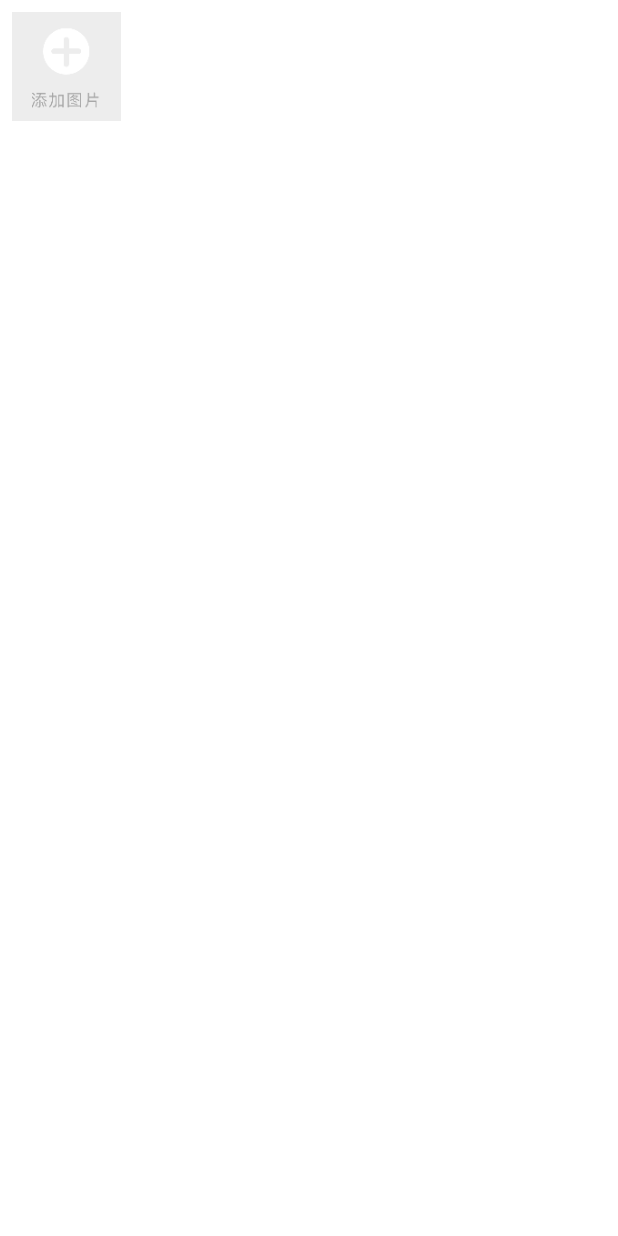
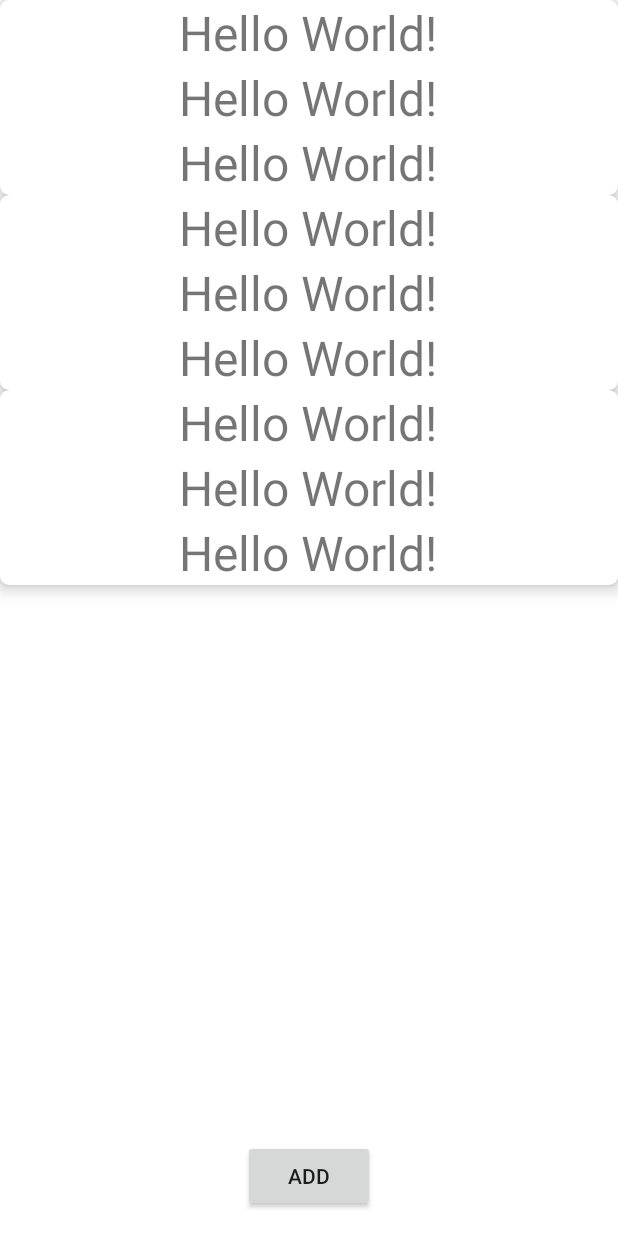
Before and after one commit to wxw-9527/MvpArms, an Android app: the layout activity_main.xml on its own in the app's theme, with its tools: preview values and no code run, on a phone screen of 412 x 824 dp. Run offline under Robolectric (Android 15) with nearby library versions, the light colour scheme and no system bars.

Commit message:
1.5.0 feature-列表适配器框架降级至稳定版

```diff
--- a/app/build.gradle
+++ b/app/build.gradle
@@ -12,8 +12,8 @@ android {
         applicationId "com.rouxinpai.demo"
         minSdk 21
         targetSdk 33
-        versionCode 149
-        versionName "1.4.9"
+        versionCode 150
+        versionName "1.5.0"
         testInstrumentationRunner "androidx.test.runner.AndroidJUnitRunner"
     }
     buildTypes {
--- a/app/src/main/res/layout/activity_main.xml
+++ b/app/src/main/res/layout/activity_main.xml
@@ -7,14 +7,19 @@
     android:orientation="vertical"
     tools:context=".main.MainActivity">
 
-    <com.rouxinpai.arms.extension.NineGridView
-        android:id="@+id/nine_grid_view"
+    <androidx.recyclerview.widget.RecyclerView
+        android:id="@+id/rv_items"
         android:layout_width="match_parent"
+        android:layout_height="match_parent"
+        app:layoutManager="androidx.recyclerview.widget.LinearLayoutManager"
+        tools:listitem="@layout/main_recycle_item" />
+
+    <androidx.appcompat.widget.AppCompatButton
+        android:id="@+id/btn_add"
+        android:layout_width="wrap_content"
         android:layout_height="wrap_content"
-        android:layout_margin="8dp"
-        android:horizontalSpacing="8dp"
-        android:numColumns="5"
-        android:verticalSpacing="8dp"
-        app:ngv_editable="true"
-        app:ngv_maxItemCount="5" />
+        android:layout_alignParentBottom="true"
+        android:layout_centerHorizontal="true"
+        android:layout_marginBottom="16dp"
+        android:text="Add" />
 </RelativeLayout>
--- a/app/src/main/res/layout/main_recycle_item.xml
+++ b/app/src/main/res/layout/main_recycle_item.xml
@@ -2,14 +2,37 @@
 <com.google.android.material.card.MaterialCardView xmlns:android="http://schemas.android.com/apk/res/android"
     xmlns:app="http://schemas.android.com/apk/res-auto"
     android:layout_width="match_parent"
-    android:layout_height="120dp"
+    android:layout_height="wrap_content"
     app:cardCornerRadius="6dp"
     app:cardElevation="6dp">
 
-    <androidx.appcompat.widget.AppCompatTextView
-        android:layout_width="wrap_content"
+    <LinearLayout
+        android:layout_width="match_parent"
         android:layout_height="wrap_content"
-        android:layout_gravity="center"
-        android:text="Hello World!"
-        android:textSize="32sp" />
+        android:orientation="vertical">
+
+        <androidx.appcompat.widget.AppCompatTextView
+            android:id="@+id/tv_str"
+            android:layout_width="wrap_content"
+            android:layout_height="wrap_content"
+            android:layout_gravity="center"
+            android:text="Hello World!"
+            android:textSize="32sp" />
+
+        <androidx.appcompat.widget.AppCompatTextView
+            android:id="@+id/tv_int"
+            android:layout_width="wrap_content"
+            android:layout_height="wrap_content"
+            android:layout_gravity="center"
+            android:text="Hello World!"
+            android:textSize="32sp" />
+
+        <androidx.appcompat.widget.AppCompatTextView
+            android:id="@+id/tv_float"
+            android:layout_width="wrap_content"
+            android:layout_height="wrap_content"
+            android:layout_gravity="center"
+            android:text="Hello World!"
+            android:textSize="32sp" />
+    </LinearLayout>
 </com.google.android.material.card.MaterialCardView>
--- a/arms/build.gradle
+++ b/arms/build.gradle
@@ -68,7 +68,7 @@ dependencies {
     // 日志打印
     api 'com.jakewharton.timber:timber:5.0.1'
     // RecyclerView相关
-    api 'io.github.cymchad:BaseRecyclerViewAdapterHelper:4.0.0-beta04'
+    api 'com.github.CymChad:BaseRecyclerViewAdapterHelper:3.0.10'
     api 'com.github.fondesa:recycler-view-divider:3.6.0'
     // 工具类
     api 'com.blankj:utilcodex:1.31.1'
```
Also changed, not shown: app/src/main/java/com/rouxinpai/demo/main/MainActivity.kt (+73 -16 lines), app/src/main/java/com/rouxinpai/demo/model/ItemVO.kt (added, +9 -0 lines), arms/src/main/java/com/rouxinpai/arms/base/adapter/RecyclerViewAdapter.kt (+39 -68 lines), 1 other file.
